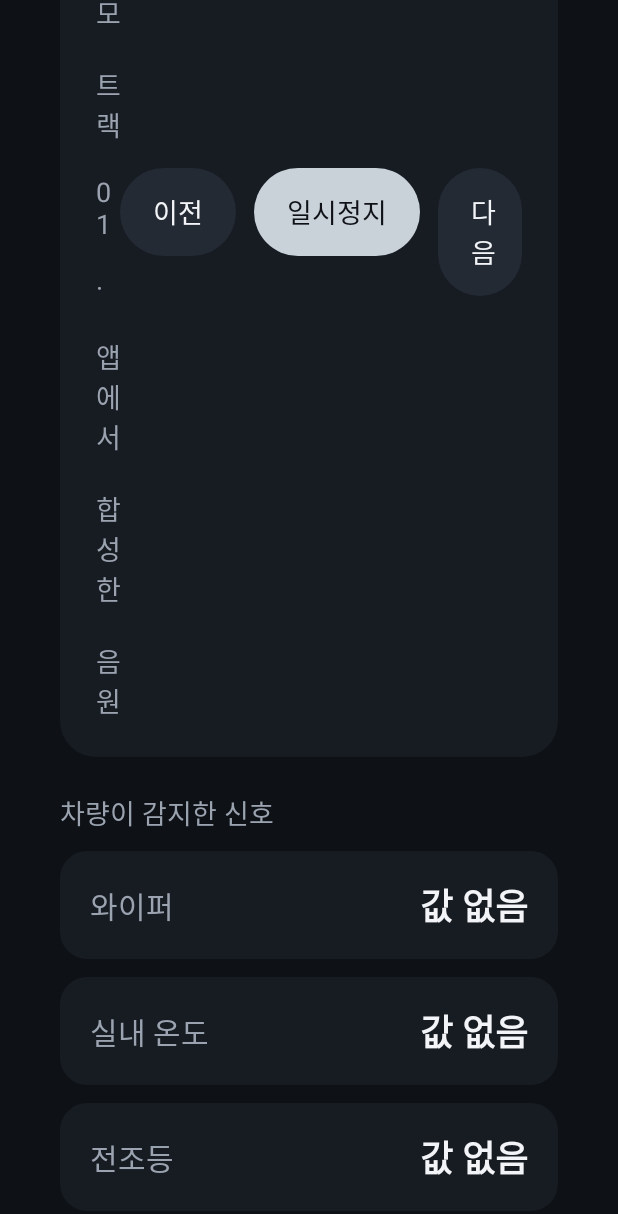
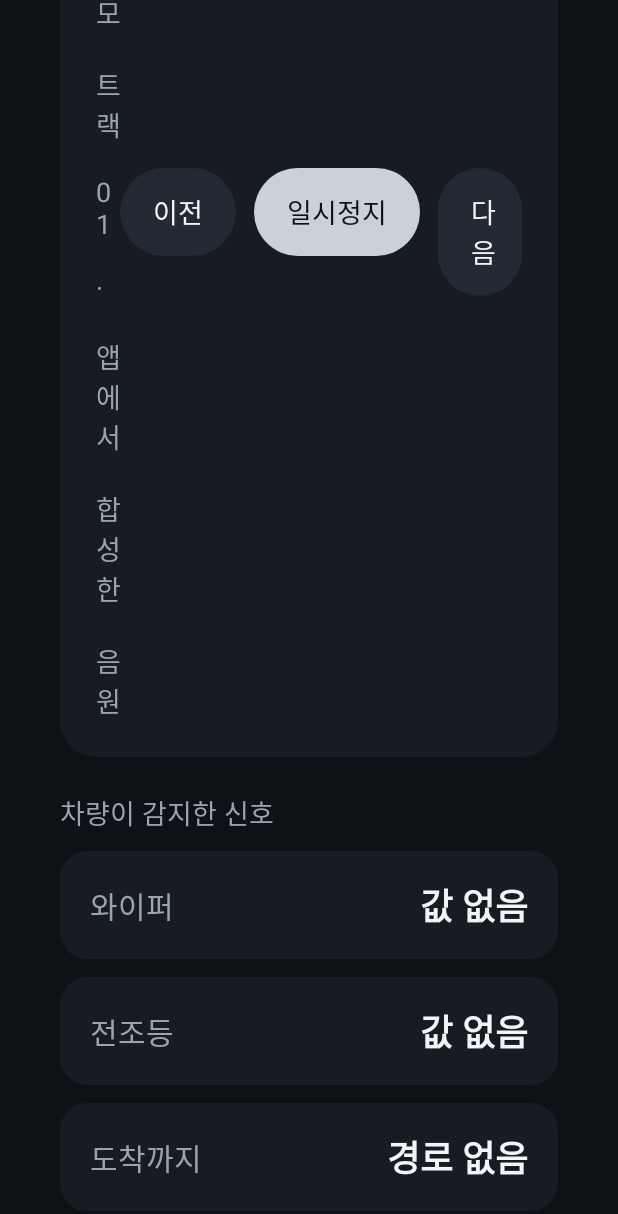
Before and after one commit to coldraino/car-mood-dj, an Android app built with Jetpack Compose: the screen it shows after launch (MainActivity), scrolled down 576 dp, on a phone screen of 412 x 824 dp. Shown: the top 1214 px of the screen. Run offline under Robolectric (Android 15) with nearby library versions, the phone set to English and light mode, and no system bars; libraries missing offline, so code that uses them is left out: ai.pleos.playground; 21 statements that could not run were skipped.

Commit message:
실제 모드에서 판단에 쓰지 않는 온도 표시 제거

```diff
--- a/app/src/main/java/com/carmooddj/app/DjScreen.kt
+++ b/app/src/main/java/com/carmooddj/app/DjScreen.kt
@@ -227,13 +227,16 @@ private fun SignalPanel(signals: Signals, mood: Mood, accent: Color, demo: Boole
     Column(verticalArrangement = Arrangement.spacedBy(12.dp)) {
         Text(text = "차량이 감지한 신호", color = TextSub, fontSize = 18.sp)
         SignalRow("와이퍼", onOff(signals.wiperOn), wiperActive, accent)
-        SignalRow(
-            // 시연 모드의 온도는 바깥 기온을 흉내 낸 값, 실제 모드는 차량 실내 온도입니다.
-            if (demo) "바깥 기온 (시연)" else "실내 온도",
-            signals.tempC?.let { "${Math.round(it)}°C" } ?: "값 없음",
-            mood == Mood.SNOW,
-            accent
-        )
+        // 온도는 선곡 판단에 쓰일 때(시연 모드의 눈 판정)만 보여 줍니다.
+        // 실제 모드는 비·야간·도착만 판정하므로 온도를 표시하지 않습니다.
+        if (demo) {
+            SignalRow(
+                "바깥 기온 (시연)",
+                signals.tempC?.let { "${Math.round(it)}°C" } ?: "값 없음",
+                mood == Mood.SNOW,
+                accent
+            )
+        }
         SignalRow("전조등", onOff(signals.headlightOn), mood == Mood.NIGHT, accent)
         SignalRow(
             "도착까지",
@@ -417,7 +420,7 @@ private fun DemoPanel(state: DjState, accent: Color) {
 private fun StatusLines(state: DjState) {
     Column(verticalArrangement = Arrangement.spacedBy(4.dp)) {
         Text(text = state.vehicleStatus, color = TextSub, fontSize = 14.sp)
-        for ((key, label) in listOf("wiper" to "와이퍼", "light" to "전조등", "temp" to "온도")) {
+        for ((key, label) in listOf("wiper" to "와이퍼", "light" to "전조등", "temp" to "실내 온도(참고, 판단에 미사용)")) {
             Text(
                 text = "$label: ${state.diag[key] ?: "응답 없음"}",
                 color = TextSub,
```
Also changed, not shown: 1 other file.
